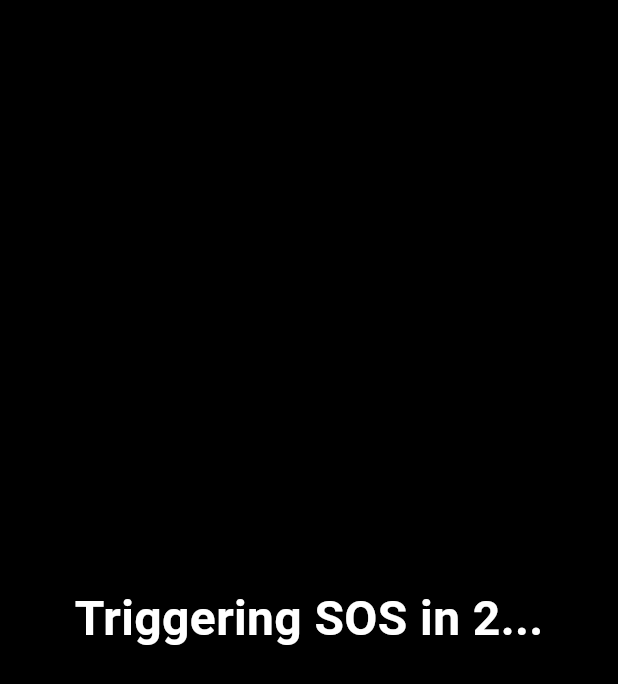
After one commit to Eisha-kia/WalkMate_1.0, a Flutter app: the SOSPage screen opened directly, on a phone screen of 412 x 824 dp. The commit adds this screen. Shown: the top 684 px of the screen. Run offline on Flutter 3.47's test engine with Material 3 defaults, Android fonts, the phone set to English and light mode, and no system bars.

Commit message:
Push Button and sos
Added gesture to push button and activate countdown to go to sos page

```diff
--- /dev/null
+++ b/walkmate/lib/sos_page.dart
@@ -0,0 +1,54 @@
+import 'package:flutter/material.dart';
+import 'dart:async';
+
+class SOSPage extends StatefulWidget {
+  const SOSPage({super.key});
+
+  @override
+  State<SOSPage> createState() => _SOSPageState();
+}
+
+class _SOSPageState extends State<SOSPage> {
+  int _countdown = 3;
+  Timer? _timer;
+
+  @override
+  void initState() {
+    super.initState();
+    // Start the timer as soon as the page opens
+    _timer = Timer.periodic(const Duration(seconds: 1), (timer) {
+      if (_countdown > 0) {
+        setState(() {
+          _countdown--;
+        });
+      } else {
+        _timer?.cancel();
+      }
+    });
+  }
+
+  @override
+  void dispose() {
+    _timer?.cancel(); // Cancel timer if the user leaves the page early
+    super.dispose();
+  }
+
+  @override
+  Widget build(BuildContext context) {
+    return Scaffold(
+      backgroundColor: Colors.black,
+      body: Center(
+        child: Text(
+          _countdown > 0
+              ? 'Triggering SOS in $_countdown...'
+              : 'SOS SENT!',
+          style: TextStyle(
+            color: _countdown > 0 ? Colors.white : Colors.redAccent,
+            fontSize: 32,
+            fontWeight: FontWeight.bold,
+          ),
+        ),
+      ),
+    );
+  }
+}
```
Also changed, not shown: walkmate/lib/safety_companion.dart (+83 -6 lines).
